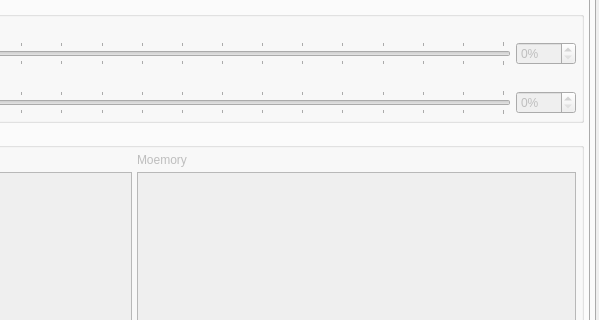
The window that radeon-profile/radeon_profile.ui (marazmista/radeon-profile) describes before a commit, drawn with Qt 5; both pictures show x 455 to 1054 and y 126 to 446 of the 1054 by 540 pixel window.
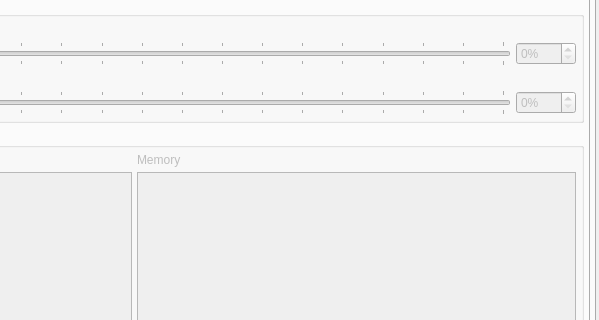
The same window after the commit. The open tabs and pages were chosen to show the change. Icons and pictures are not drawn.

Commit message: [typo] Moemory -> Memory

Patch:
```diff
--- a/radeon-profile/radeon_profile.ui
+++ b/radeon-profile/radeon_profile.ui
@@ -1340,7 +1340,7 @@
                <item row="0" column="1">
                 <widget class="QLabel" name="label_23">
                  <property name="text">
-                  <string>Moemory</string>
+                  <string>Memory</string>
                  </property>
                 </widget>
                </item>
```
The commit also changes 1 other file.
